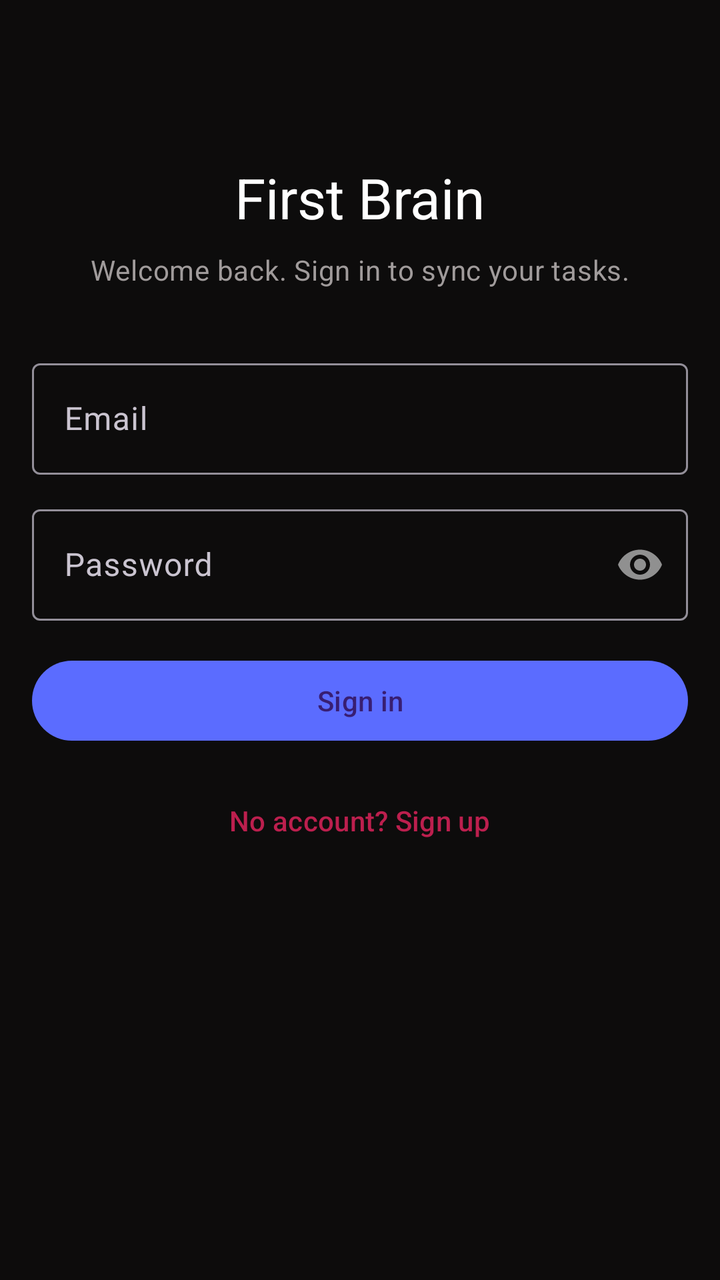
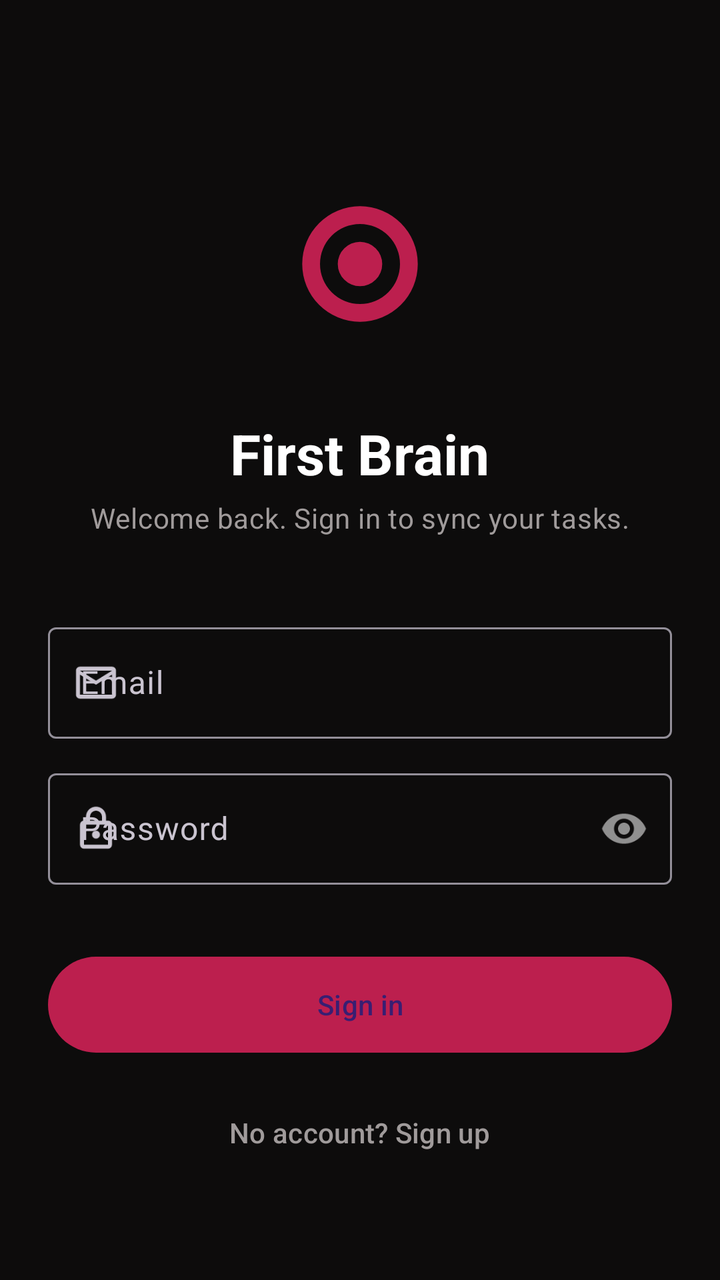

Two renders of the same Android screen: before a commit and after it. Below are the layout's source before the change and the commit's diff.
<!-- AndroidManifest.xml: application theme Theme.FirstBrain -->
<!-- res/layout/fragment_login.xml -->
<?xml version="1.0" encoding="utf-8"?>
<androidx.constraintlayout.widget.ConstraintLayout xmlns:android="http://schemas.android.com/apk/res/android"
    xmlns:app="http://schemas.android.com/apk/res-auto"
    android:layout_width="match_parent"
    android:layout_height="match_parent"
    android:background="@color/background">

    <ScrollView
        android:layout_width="0dp"
        android:layout_height="0dp"
        android:fillViewport="true"
        app:layout_constraintBottom_toBottomOf="parent"
        app:layout_constraintEnd_toEndOf="parent"
        app:layout_constraintStart_toStartOf="parent"
        app:layout_constraintTop_toTopOf="parent">

        <LinearLayout
            android:layout_width="match_parent"
            android:layout_height="wrap_content"
            android:orientation="vertical"
            android:padding="@dimen/spacing_lg"
            android:gravity="center_horizontal">

            <TextView
                android:layout_width="wrap_content"
                android:layout_height="wrap_content"
                android:layout_marginTop="64dp"
                android:text="@string/auth_welcome"
                android:textAppearance="?attr/textAppearanceHeadlineMedium"
                android:textColor="@color/text_primary" />

            <TextView
                android:layout_width="match_parent"
                android:layout_height="wrap_content"
                android:layout_marginTop="@dimen/spacing_sm"
                android:gravity="center"
                android:text="@string/auth_subtitle_login"
                android:textAppearance="?attr/textAppearanceBodyMedium"
                android:textColor="@color/text_secondary" />

            <com.google.android.material.textfield.TextInputLayout
                android:layout_width="match_parent"
                android:layout_height="wrap_content"
                android:layout_marginTop="32dp"
                android:hint="@string/field_email"
                style="@style/Widget.Material3.TextInputLayout.OutlinedBox">
                <com.google.android.material.textfield.TextInputEditText
                    android:id="@+id/emailInput"
                    android:layout_width="match_parent"
                    android:layout_height="wrap_content"
                    android:inputType="textEmailAddress"
                    android:autofillHints="emailAddress" />
            </com.google.android.material.textfield.TextInputLayout>

            <com.google.android.material.textfield.TextInputLayout
                android:layout_width="match_parent"
                android:layout_height="wrap_content"
                android:layout_marginTop="@dimen/spacing_md"
                android:hint="@string/field_password"
                app:passwordToggleEnabled="true"
                style="@style/Widget.Material3.TextInputLayout.OutlinedBox">
                <com.google.android.material.textfield.TextInputEditText
                    android:id="@+id/passwordInput"
                    android:layout_width="match_parent"
                    android:layout_height="wrap_content"
                    android:inputType="textPassword"
                    android:autofillHints="password" />
            </com.google.android.material.textfield.TextInputLayout>

            <com.google.android.material.button.MaterialButton
                android:id="@+id/signInBtn"
                android:layout_width="match_parent"
                android:layout_height="wrap_content"
                android:layout_marginTop="@dimen/spacing_lg"
                android:text="@string/action_signin"
                app:backgroundTint="@color/button_blue"
                app:cornerRadius="24dp" />

            <ProgressBar
                android:id="@+id/progress"
                android:layout_width="wrap_content"
                android:layout_height="wrap_content"
                android:layout_marginTop="@dimen/spacing_md"
                android:visibility="gone" />

            <com.google.android.material.button.MaterialButton
                android:id="@+id/goSignUpBtn"
                style="@style/Widget.Material3.Button.TextButton"
                android:layout_width="wrap_content"
                android:layout_height="wrap_content"
                android:layout_marginTop="@dimen/spacing_md"
                android:text="@string/auth_switch_to_signup" />

        </LinearLayout>
    </ScrollView>
</androidx.constraintlayout.widget.ConstraintLayout>
<!-- resources referenced by this layout -->
<resources>
  <color name="background">#0D0C0C</color>
  <color name="button_blue">#5B6CFF</color>
  <color name="text_primary">#FFFFFF</color>
  <color name="text_secondary">#A09B9B</color>
  <dimen name="spacing_lg">16dp</dimen>
  <dimen name="spacing_md">12dp</dimen>
  <dimen name="spacing_sm">8dp</dimen>
  <string name="action_signin">Sign in</string>
  <string name="auth_subtitle_login">Welcome back. Sign in to sync your tasks.</string>
  <string name="auth_switch_to_signup">No account? Sign up</string>
  <string name="auth_welcome">First Brain</string>
  <string name="field_email">Email</string>
  <string name="field_password">Password</string>
  <style name="Theme.FirstBrain" parent="Theme.Material3.Dark.NoActionBar">
          <item name="colorPrimary">@color/primary</item>
          <item name="colorPrimaryDark">@color/primary_dark</item>
          <item name="colorSecondary">@color/accent</item>
          <item name="colorError">@color/error</item>
          <item name="android:colorBackground">@color/background</item>
          <item name="colorSurface">@color/surface</item>
          <item name="android:statusBarColor">@color/background</item>
          <item name="android:navigationBarColor">@color/background</item>
          <item name="android:windowLayoutInDisplayCutoutMode">never</item>
  
          <item name="textAppearanceTitleLarge">@style/TextAppearance.App.TitleLarge</item>
          <item name="textAppearanceBodyMedium">@style/TextAppearance.App.BodyMedium</item>
      </style>
  <color name="primary">#BC1F4E</color>
  <color name="primary_dark">#8B1739</color>
  <color name="accent">#BC1F4E</color>
  <color name="error">#E14B4B</color>
  <color name="surface">#1A1818</color>
  <style name="TextAppearance.App.TitleLarge" parent="TextAppearance.Material3.TitleLarge">
          <item name="android:textColor">@color/text_primary</item>
          <item name="android:textStyle">bold</item>
      </style>
  <style name="TextAppearance.App.BodyMedium" parent="TextAppearance.Material3.BodyMedium">
          <item name="android:textColor">@color/text_secondary</item>
      </style>
</resources>

<!-- the commit's change to res/layout/fragment_login.xml (unified diff, before → after) -->
@@ -17,64 +17,77 @@
         <LinearLayout
             android:layout_width="match_parent"
             android:layout_height="wrap_content"
+            android:gravity="center_horizontal"
             android:orientation="vertical"
-            android:padding="@dimen/spacing_lg"
-            android:gravity="center_horizontal">
+            android:padding="@dimen/spacing_xl">
+
+            <ImageView
+                android:layout_width="120dp"
+                android:layout_height="120dp"
+                android:layout_marginTop="48dp"
+                android:contentDescription="@string/app_name"
+                android:src="@drawable/ic_launcher_foreground"
+                app:tint="@color/primary" />
 
             <TextView
                 android:layout_width="wrap_content"
                 android:layout_height="wrap_content"
-                android:layout_marginTop="64dp"
+                android:layout_marginTop="@dimen/spacing_lg"
                 android:text="@string/auth_welcome"
                 android:textAppearance="?attr/textAppearanceHeadlineMedium"
-                android:textColor="@color/text_primary" />
+                android:textColor="@color/text_primary"
+                android:textStyle="bold" />
 
             <TextView
                 android:layout_width="match_parent"
                 android:layout_height="wrap_content"
-                android:layout_marginTop="@dimen/spacing_sm"
+                android:layout_marginTop="@dimen/spacing_xs"
                 android:gravity="center"
                 android:text="@string/auth_subtitle_login"
                 android:textAppearance="?attr/textAppearanceBodyMedium"
                 android:textColor="@color/text_secondary" />
 
             <com.google.android.material.textfield.TextInputLayout
+                style="@style/Widget.Material3.TextInputLayout.OutlinedBox"
                 android:layout_width="match_parent"
                 android:layout_height="wrap_content"
-                android:layout_marginTop="32dp"
+                android:layout_marginTop="40dp"
                 android:hint="@string/field_email"
-                style="@style/Widget.Material3.TextInputLayout.OutlinedBox">
+                app:startIconDrawable="@drawable/ic_email">
+
                 <com.google.android.material.textfield.TextInputEditText
                     android:id="@+id/emailInput"
                     android:layout_width="match_parent"
                     android:layout_height="wrap_content"
-                    android:inputType="textEmailAddress"
-                    android:autofillHints="emailAddress" />
+                    android:autofillHints="emailAddress"
+                    android:inputType="textEmailAddress" />
             </com.google.android.material.textfield.TextInputLayout>
 
             <com.google.android.material.textfield.TextInputLayout
+                style="@style/Widget.Material3.TextInputLayout.OutlinedBox"
                 android:layout_width="match_parent"
                 android:layout_height="wrap_content"
                 android:layout_marginTop="@dimen/spacing_md"
                 android:hint="@string/field_password"
                 app:passwordToggleEnabled="true"
-                style="@style/Widget.Material3.TextInputLayout.OutlinedBox">
+                app:startIconDrawable="@drawable/ic_lock">
+
                 <com.google.android.material.textfield.TextInputEditText
                     android:id="@+id/passwordInput"
                     android:layout_width="match_parent"
                     android:layout_height="wrap_content"
-                    android:inputType="textPassword"
-                    android:autofillHints="password" />
+                    android:autofillHints="password"
+                    android:inputType="textPassword" />
             </com.google.android.material.textfield.TextInputLayout>
 
             <com.google.android.material.button.MaterialButton
                 android:id="@+id/signInBtn"
                 android:layout_width="match_parent"
-                android:layout_height="wrap_content"
-                android:layout_marginTop="@dimen/spacing_lg"
+                android:layout_height="56dp"
+                android:layout_marginTop="32dp"
                 android:text="@string/action_signin"
-                app:backgroundTint="@color/button_blue"
-                app:cornerRadius="24dp" />
+                app:backgroundTint="@color/primary"
+                app:cornerRadius="28dp" />
 
             <ProgressBar
                 android:id="@+id/progress"
@@ -89,7 +102,8 @@
                 android:layout_width="wrap_content"
                 android:layout_height="wrap_content"
                 android:layout_marginTop="@dimen/spacing_md"
-                android:text="@string/auth_switch_to_signup" />
+                android:text="@string/auth_switch_to_signup"
+                android:textColor="@color/text_secondary" />
 
         </LinearLayout>
     </ScrollView>
<!-- resource entries referenced after the edit -->
@@ -1,13 +1,43 @@
 <!-- resources referenced by this layout -->
 <resources>
   <color name="background">#0D0C0C</color>
-  <color name="button_blue">#5B6CFF</color>
   <color name="text_primary">#FFFFFF</color>
   <color name="text_secondary">#A09B9B</color>
   <dimen name="spacing_lg">16dp</dimen>
   <dimen name="spacing_md">12dp</dimen>
-  <dimen name="spacing_sm">8dp</dimen>
+  <dimen name="spacing_xl">24dp</dimen>
+  <dimen name="spacing_xs">4dp</dimen>
+  <!-- drawable ic_email (drawable) -->
+  <vector xmlns:android="http://schemas.android.com/apk/res/android"
+      android:width="24dp"
+      android:height="24dp"
+      android:viewportWidth="24"
+      android:viewportHeight="24"
+      android:tint="@color/text_secondary">
+      <path
+          android:fillColor="@android:color/white"
+          android:pathData="M20,4H4C2.9,4 2,4.9 2,6V18C2,19.1 2.9,20 4,20H20C21.1,20 22,19.1 22,18V6C22,4.9 21.1,4 20,4M18,18H4V8L12,13L20,8V18M12,11L4,6H20L12,11Z" />
+  </vector>
+  <!-- drawable ic_launcher_foreground (drawable) -->
+  <vector xmlns:android="http://schemas.android.com/apk/res/android"
+      android:width="108dp" android:height="108dp"
+      android:viewportWidth="108" android:viewportHeight="108">
+      <path android:fillColor="#FFFFFF"
+          android:pathData="M54,28A26,26 0 0,0 28,54A26,26 0 0,0 54,80A26,26 0 0,0 80,54A26,26 0 0,0 54,28M54,36A18,18 0 0,1 72,54A18,18 0 0,1 54,72A18,18 0 0,1 36,54A18,18 0 0,1 54,36M54,44A10,10 0 0,0 44,54A10,10 0 0,0 54,64A10,10 0 0,0 64,54A10,10 0 0,0 54,44Z" />
+  </vector>
+  <!-- drawable ic_lock (drawable) -->
+  <vector xmlns:android="http://schemas.android.com/apk/res/android"
+      android:width="24dp"
+      android:height="24dp"
+      android:viewportWidth="24"
+      android:viewportHeight="24"
+      android:tint="@color/text_secondary">
+      <path
+          android:fillColor="@android:color/white"
+          android:pathData="M18,8H17V6A5,5 0 0,0 7,6V8H6A2,2 0 0,0 4,10V20A2,2 0 0,0 6,22H18A2,2 0 0,0 20,20V10A2,2 0 0,0 18,8M9,6A3,3 0 0,1 15,6V8H9V6M18,20H6V10H18V20M12,17A2,2 0 1,0 12,13A2,2 0 0,0 12,17Z" />
+  </vector>
   <string name="action_signin">Sign in</string>
+  <string name="app_name">First Brain</string>
   <string name="auth_subtitle_login">Welcome back. Sign in to sync your tasks.</string>
   <string name="auth_switch_to_signup">No account? Sign up</string>
   <string name="auth_welcome">First Brain</string>
